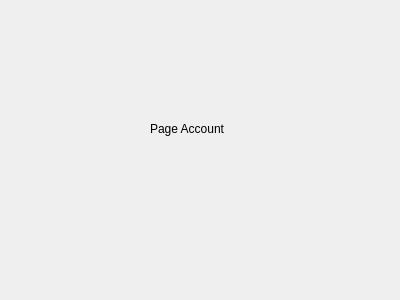
Qt form zapzap/ui/ui_page_account.ui (rafatosta/zapzap) before a commit.
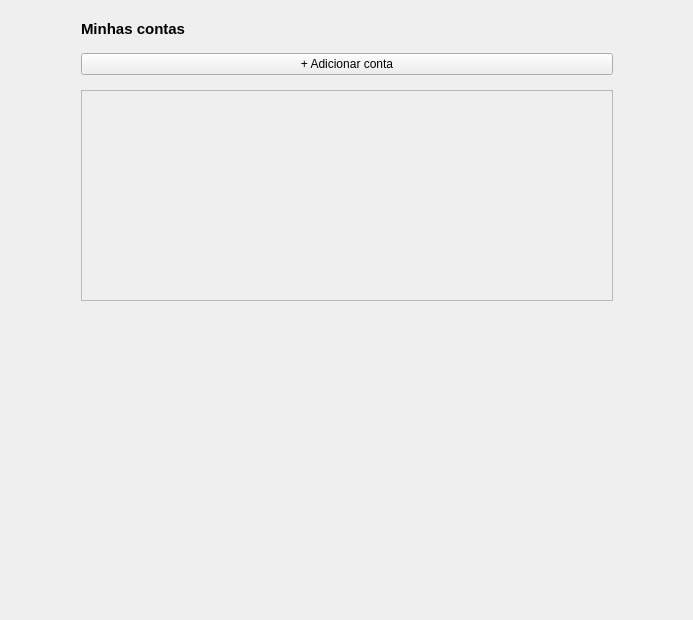
The same form after that commit.

Commit message: Create Account page and card user

Diff of the .ui file:
```diff
--- a/zapzap/ui/ui_page_account.ui
+++ b/zapzap/ui/ui_page_account.ui
@@ -6,26 +6,143 @@
    <rect>
     <x>0</x>
     <y>0</y>
-    <width>400</width>
-    <height>300</height>
+    <width>693</width>
+    <height>620</height>
    </rect>
   </property>
   <property name="windowTitle">
    <string>Form</string>
   </property>
-  <widget class="QLabel" name="label">
-   <property name="geometry">
-    <rect>
-     <x>150</x>
-     <y>120</y>
-     <width>92</width>
-     <height>18</height>
-    </rect>
-   </property>
-   <property name="text">
-    <string>Page Account</string>
-   </property>
-  </widget>
+  <layout class="QVBoxLayout" name="verticalLayout_3">
+   <item>
+    <layout class="QHBoxLayout" name="horizontalLayout">
+     <item>
+      <spacer name="horizontalSpacer">
+       <property name="orientation">
+        <enum>Qt::Orientation::Horizontal</enum>
+       </property>
+       <property name="sizeHint" stdset="0">
+        <size>
+         <width>40</width>
+         <height>20</height>
+        </size>
+       </property>
+      </spacer>
+     </item>
+     <item>
+      <widget class="QFrame" name="frame">
+       <property name="minimumSize">
+        <size>
+         <width>550</width>
+         <height>0</height>
+        </size>
+       </property>
+       <property name="frameShape">
+        <enum>QFrame::Shape::NoFrame</enum>
+       </property>
+       <property name="frameShadow">
+        <enum>QFrame::Shadow::Raised</enum>
+       </property>
+       <layout class="QVBoxLayout" name="verticalLayout_2">
+        <property name="spacing">
+         <number>15</number>
+        </property>
+        <item>
+         <widget class="QLabel" name="label">
+          <property name="font">
+           <font>
+            <pointsize>11</pointsize>
+            <bold>true</bold>
+           </font>
+          </property>
+          <property name="text">
+           <string>Minhas contas</string>
+          </property>
+         </widget>
+        </item>
+        <item>
+         <widget class="QPushButton" name="pushButton">
+          <property name="text">
+           <string>+ Adicionar conta</string>
+          </property>
+         </widget>
+        </item>
+        <item>
+         <widget class="QFrame" name="frame_2">
+          <property name="styleSheet">
+           <string notr="true"/>
+          </property>
+          <property name="frameShape">
+           <enum>QFrame::Shape::StyledPanel</enum>
+          </property>
+          <property name="frameShadow">
+           <enum>QFrame::Shadow::Raised</enum>
+          </property>
+          <layout class="QVBoxLayout" name="verticalLayout_4">
+           <item>
+            <layout class="QVBoxLayout" name="user_list_layout">
+             <property name="leftMargin">
+              <number>0</number>
+             </property>
+             <property name="topMargin">
+              <number>0</number>
+             </property>
+             <property name="rightMargin">
+              <number>0</number>
+             </property>
+             <property name="bottomMargin">
+              <number>0</number>
+             </property>
+            </layout>
+           </item>
+           <item>
+            <spacer name="verticalSpacer">
+             <property name="orientation">
+              <enum>Qt::Orientation::Vertical</enum>
+             </property>
+             <property name="sizeHint" stdset="0">
+              <size>
+               <width>20</width>
+               <height>189</height>
+              </size>
+             </property>
+            </spacer>
+           </item>
+          </layout>
+         </widget>
+        </item>
+       </layout>
+      </widget>
+     </item>
+     <item>
+      <spacer name="horizontalSpacer_2">
+       <property name="orientation">
+        <enum>Qt::Orientation::Horizontal</enum>
+       </property>
+       <property name="sizeHint" stdset="0">
+        <size>
+         <width>40</width>
+         <height>20</height>
+        </size>
+       </property>
+      </spacer>
+     </item>
+    </layout>
+   </item>
+   <item>
+    <spacer name="verticalSpacer_2">
+     <property name="orientation">
+      <enum>Qt::Orientation::Vertical</enum>
+     </property>
+     <property name="sizeHint" stdset="0">
+      <size>
+       <width>20</width>
+       <height>295</height>
+      </size>
+     </property>
+    </spacer>
+   </item>
+  </layout>
  </widget>
  <resources/>
  <connections/>
```
The commit also changes 3 other files.
